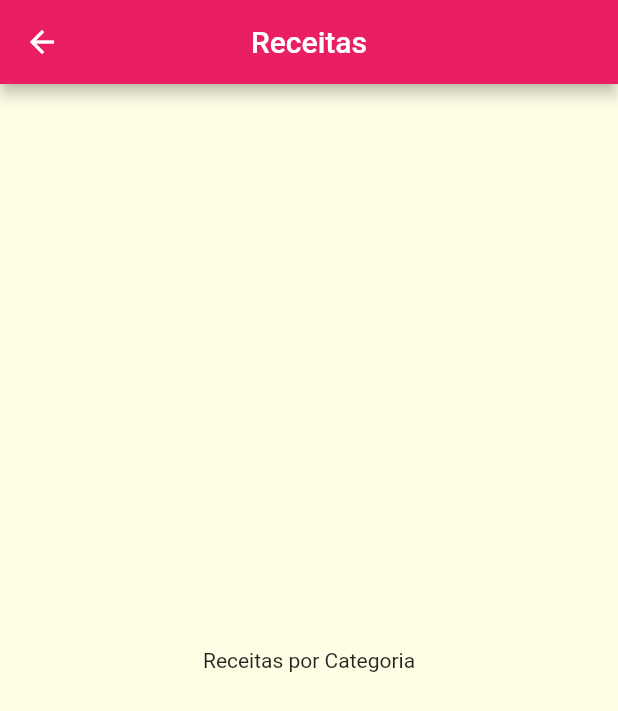
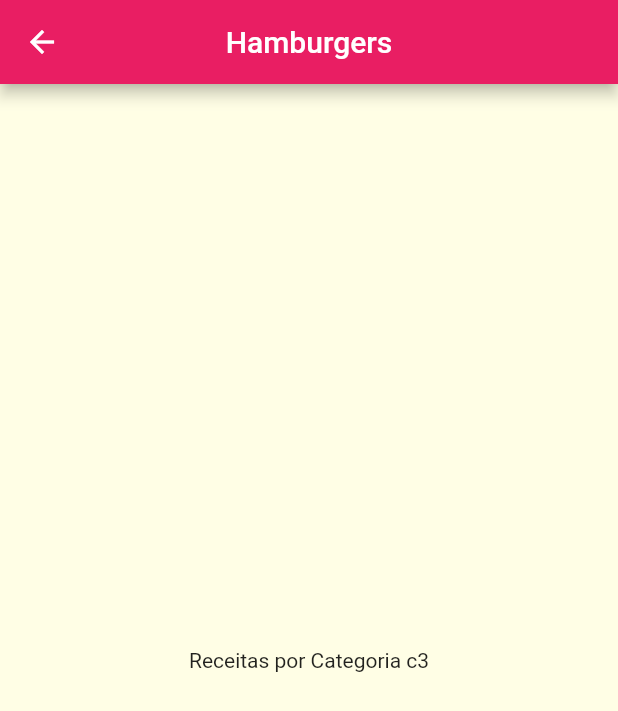
Before and after one commit to portelaoliveira/meals, a Flutter app: the screen it shows after launch, after a tap on "Hamburgers", on a phone screen of 412 x 824 dp. Shown: the top 711 px of the screen. Run offline on Flutter 3.47's test engine with Material 2 defaults, Android fonts, the phone set to English and light mode, and no system bars.

```diff
--- a/lib/components/category_item.dart
+++ b/lib/components/category_item.dart
@@ -10,7 +10,7 @@ class CategoryItem extends StatelessWidget {
     Navigator.of(context).push(
       MaterialPageRoute(
         builder: (_) {
-          return CategoriesMealsScreen();
+          return CategoriesMealsScreen(category);
         },
       ),
     );
--- a/lib/screens/categories_meals_screen.dart
+++ b/lib/screens/categories_meals_screen.dart
@@ -1,20 +1,22 @@
-import 'package:flutter/src/widgets/container.dart';
-import 'package:flutter/src/widgets/framework.dart';
-
 import 'package:flutter/material.dart';
+import '../models/category.dart';
 
 class CategoriesMealsScreen extends StatelessWidget {
+  final Category category;
+
+  const CategoriesMealsScreen(this.category);
+
   @override
   Widget build(BuildContext context) {
     return Scaffold(
       appBar: AppBar(
-        title: Text('Receitas'),
+        title: Text(category.title),
         backgroundColor: Colors.pink,
         centerTitle: true,
       ),
       body: Center(
         child: Text(
-          'Receitas por Categoria',
+          'Receitas por Categoria ${category.id}',
         ),
       ),
     );
```
